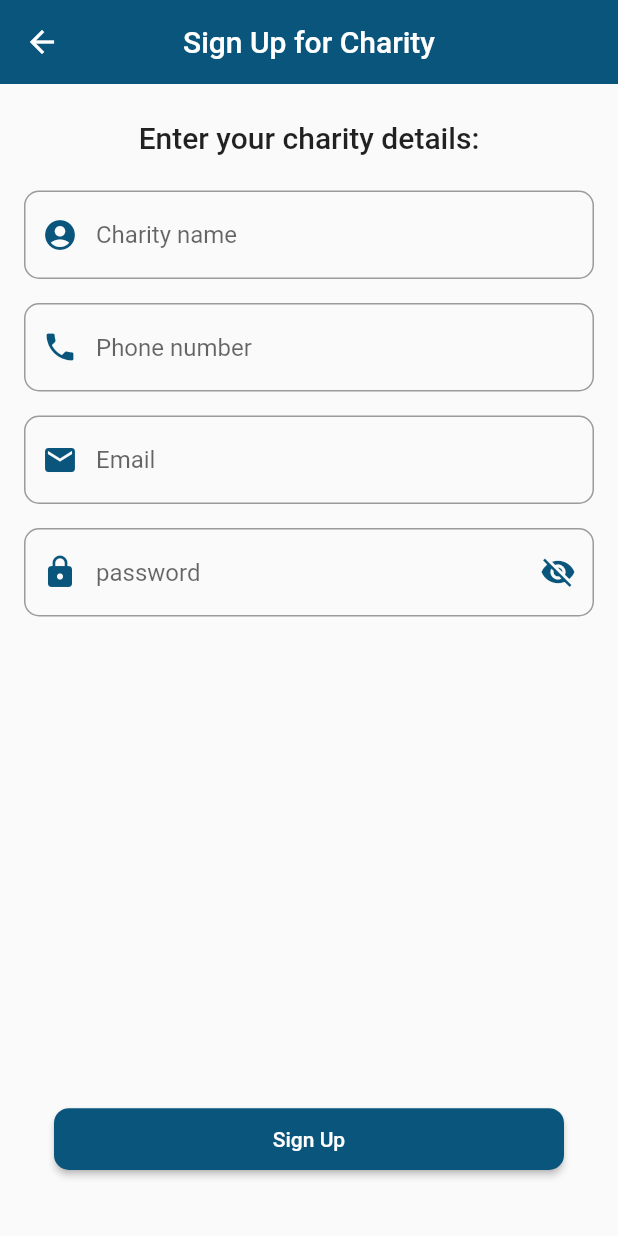
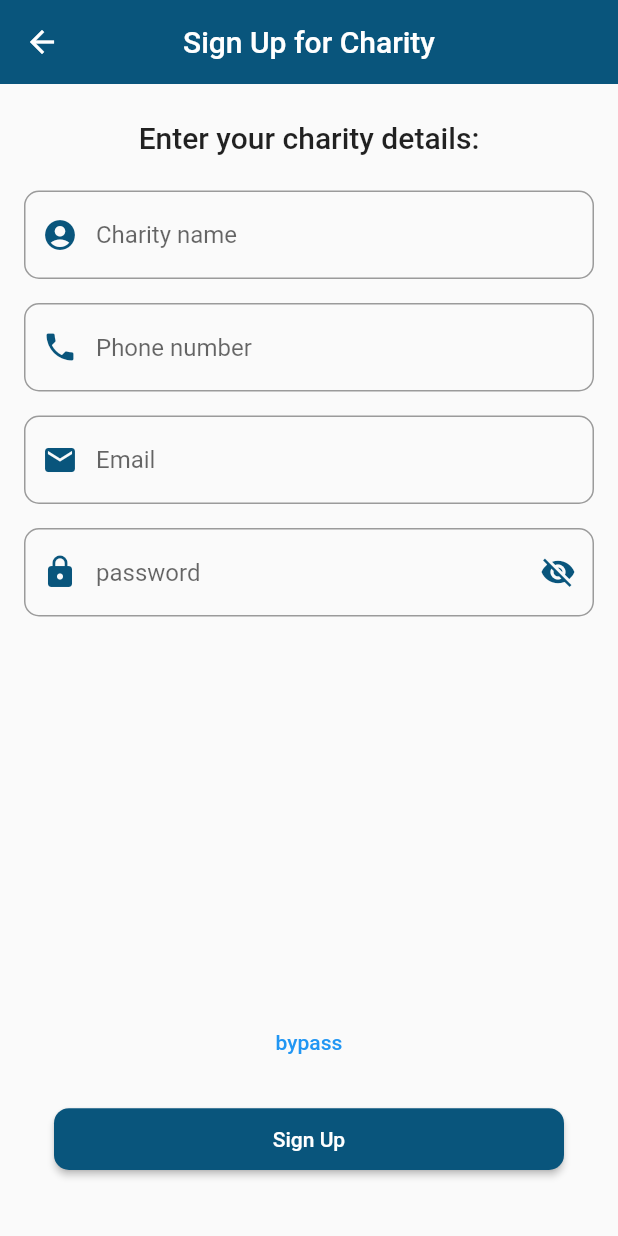
Before and after one commit to abu3athab/amal, a Flutter app: the SignUpChartiy screen opened directly, on a phone screen of 412 x 824 dp. Run offline on Flutter 3.47's test engine with Material 2 defaults, Android fonts, the phone set to English and light mode, and no system bars; our stand-ins replace cloud_firestore, email_validator, firebase_auth, firebase_core, otp_text_field; missing offline and left inert: dart:ffi, email_auth, email_otp, shrink_sidemenu; accounts and stored records are empty; statements that could not run were skipped.

Commit message:
update 2

```diff
--- a/lib/sign up/signUpCharity.dart
+++ b/lib/sign up/signUpCharity.dart
@@ -9,6 +9,7 @@ import 'package:flutter/services.dart';
 
 import '../log in/logIn.dart';
 import '../log in/user.dart';
+import 'enterCharitydetails.dart';
 
 class SignUpChartiy extends StatefulWidget {
   SignUpChartiy({Key? key}) : super(key: key);
@@ -266,9 +267,14 @@ class _SignUpChartiyState extends State<SignUpChartiy> {
                   ),
                 ]),
               ),
-              SizedBox(
-                height: height * 0.05,
-              ),
+              TextButton(
+                  onPressed: () {
+                    Navigator.push(
+                      context,
+                      MaterialPageRoute(builder: (context) => Charitydetails()),
+                    );
+                  },
+                  child: Text("bypass")),
               Container(
                 margin: const EdgeInsets.all(20),
                 width: width * 0.6,
```
Also changed, not shown: 1 other file.
